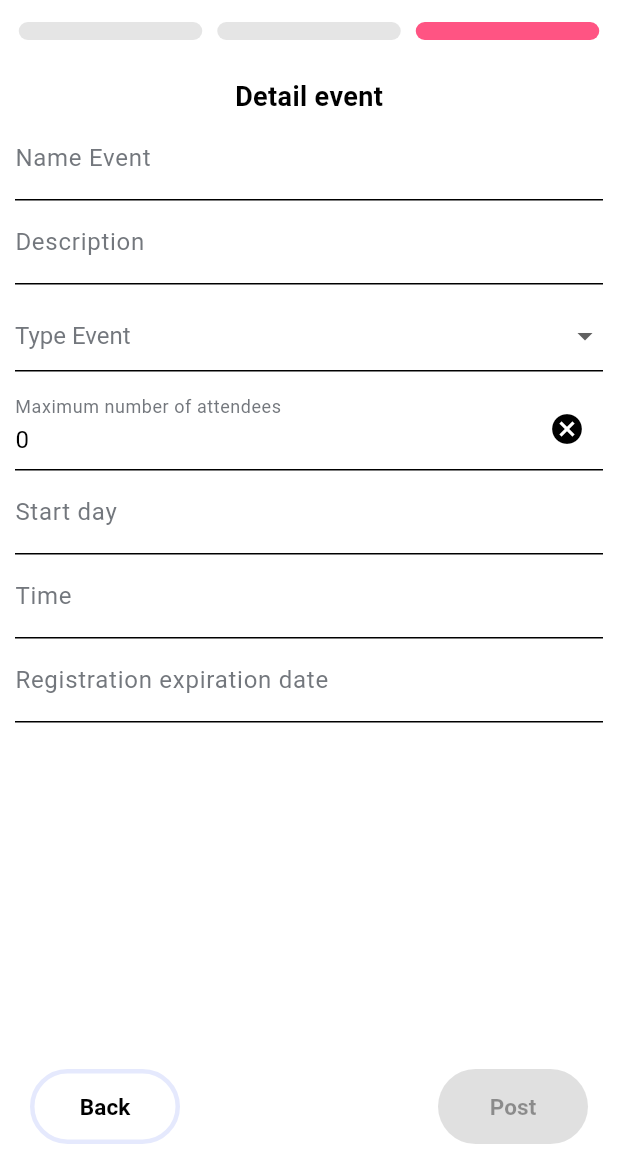
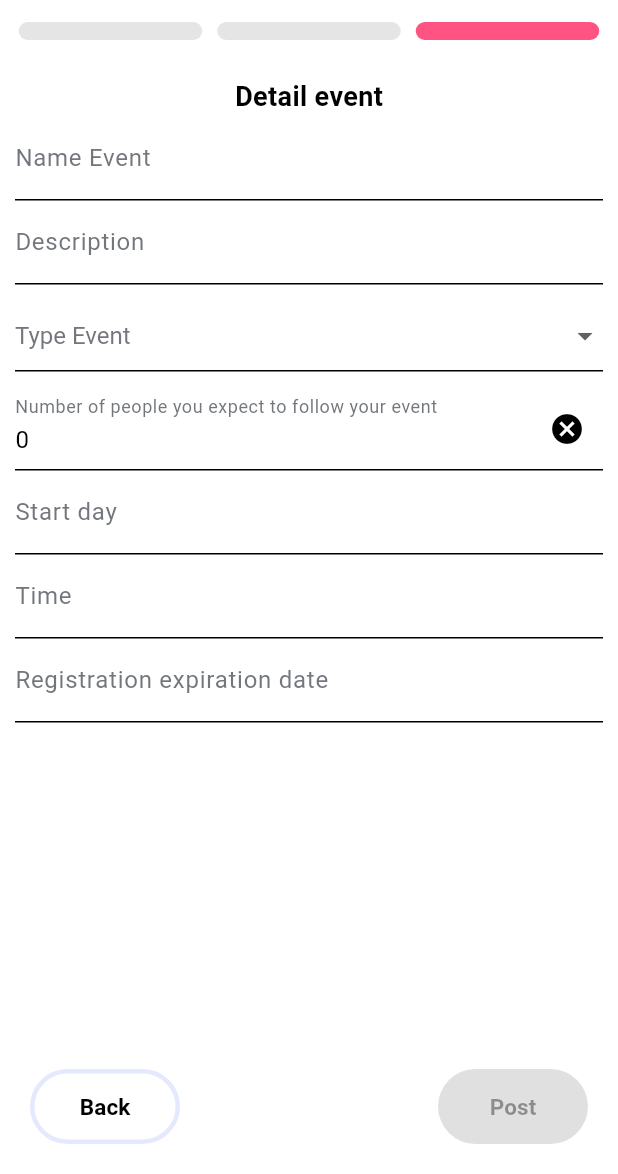
Before and after one commit to luke-nguyen-goldenowl/join_me, a Flutter app: the AddEventPage screen opened directly, swiped to page 3, on a phone screen of 412 x 824 dp, the part 62-1236 px from its top. Run offline on Flutter 3.47's test engine with Material 3 defaults, Android fonts, the phone set to English and light mode, and no system bars; our stand-ins replace bot_toast, cached_network_image, cloud_firestore, connectivity_plus, device_info_plus, dio and 34 more; missing offline and left inert: flutter_config, flutter_facebook_auth, version; accounts and stored records are empty; generated files the repository leaves out were written again; project files that could hold a hidden picture were left out.

Commit message:
update add event

```diff
--- a/lib/src/features/add_event/logic/add_event_state.dart
+++ b/lib/src/features/add_event/logic/add_event_state.dart
@@ -49,8 +49,7 @@ class AddEventState {
             event.description == null ||
             (event.description?.isEmpty ?? true) ||
             event.name == null ||
-            (event.name?.isEmpty ?? true) ||
-            event.maxAttendee <= 0)) {
+            (event.name?.isEmpty ?? true))) {
       return false;
     }
 
--- a/lib/src/features/add_event/widget/detail_page.dart
+++ b/lib/src/features/add_event/widget/detail_page.dart
@@ -108,7 +108,8 @@ class DetailPage extends StatelessWidget {
                     },
                     keyboardType: TextInputType.number,
                     decoration: const InputDecoration(
-                      labelText: "Maximum number of attendees",
+                      labelText:
+                          "Number of people you expect to follow your event",
                     ),
                   );
                 }),
--- a/lib/src/features/detail_event/logic/detail_event_state.dart
+++ b/lib/src/features/detail_event/logic/detail_event_state.dart
@@ -23,8 +23,7 @@ class DetailEventState {
 
   bool isExpiredRegisterEvent() {
     if (event == null) return true;
-    if ((event!.deadline?.isBefore(DateTime.now()) ?? false) ||
-        event!.maxAttendee < (event!.favoritesId?.length ?? 0)) return true;
+    if (event!.deadline?.isBefore(DateTime.now()) ?? false) return true;
     return false;
   }
 
```
Also changed, not shown: 13 other files.
